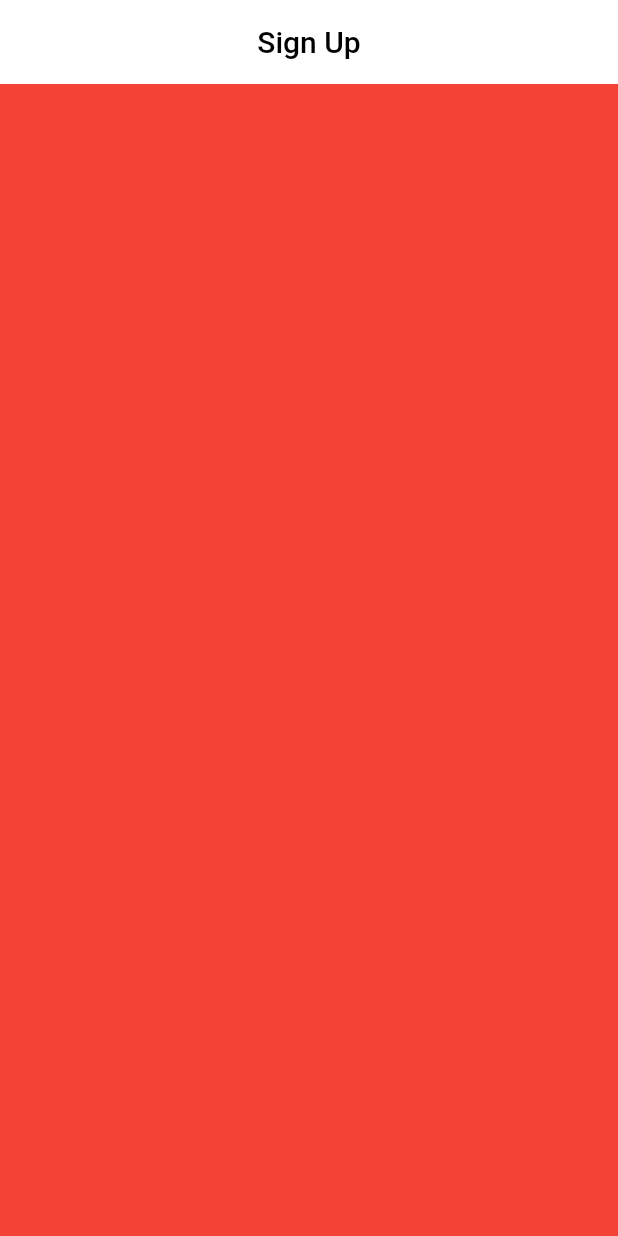
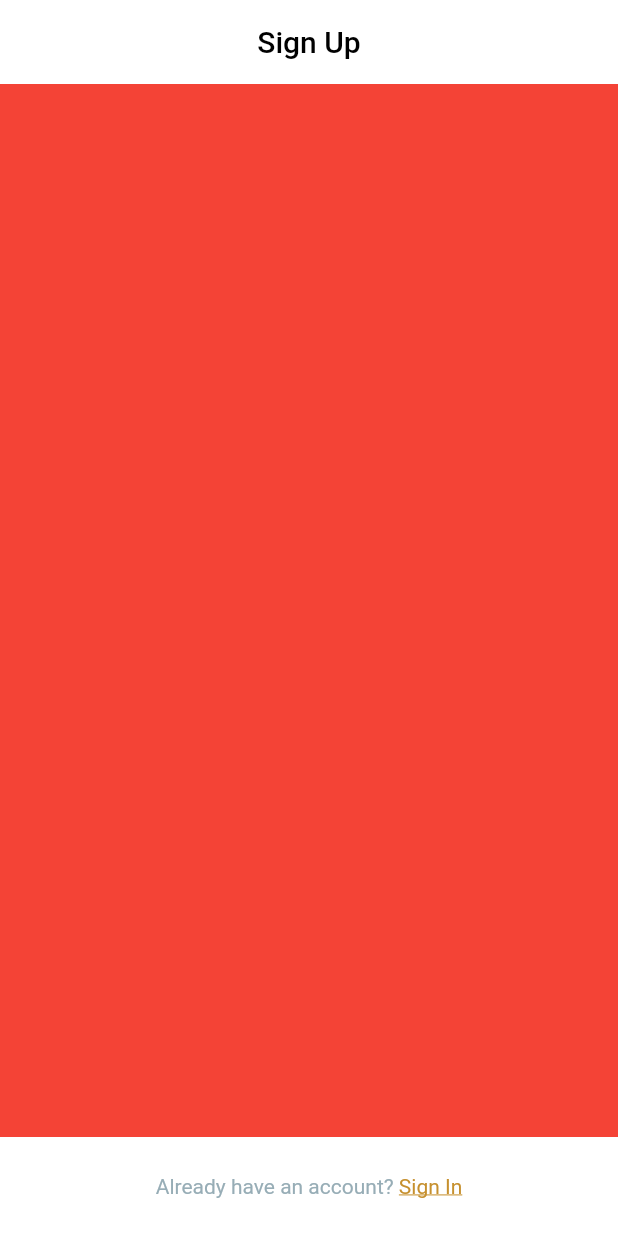
Before and after one commit to maelfosso/andi-taxi-mobile-app, a Flutter app: the screen it shows after launch, on a phone screen of 412 x 824 dp. Run offline on Flutter 3.47's test engine with Material 2 defaults, Android fonts, the phone set to English and light mode, and no system bars.

Commit message:
added footer containing link for Sign In

```diff
--- a/lib/ui/signup.dart
+++ b/lib/ui/signup.dart
@@ -1,4 +1,5 @@
 import 'package:flutter/cupertino.dart';
+import 'package:flutter/gestures.dart';
 import 'package:flutter/material.dart';
 
 class SignUp extends StatelessWidget {
@@ -13,9 +14,35 @@ class SignUp extends StatelessWidget {
   }
 
   _buildFooter() {
+    TextStyle defaultStyle = TextStyle(
+      color: Color(0xFF97ADB6)
+    );
+    TextStyle linkStyle = TextStyle(
+      color: Color(0xFFC6902E),
+      decoration: TextDecoration.underline
+    );
+
     return Container(
-        color: Colors.yellow
-
+      padding: const EdgeInsets.symmetric(vertical: 25.0),
+      child: RichText(
+        textAlign: TextAlign.center,
+        text: TextSpan(
+          style: defaultStyle,
+          children: <TextSpan>[
+            TextSpan(
+              text: 'Already have an account? '
+            ),
+            TextSpan(
+              text: 'Sign In',
+              style: linkStyle,
+              recognizer: TapGestureRecognizer()
+                ..onTap = () {
+                  print('Terms of Service"');
+                }
+            ),
+          ],
+        )
+      ),
     );
   }
   @override
```
